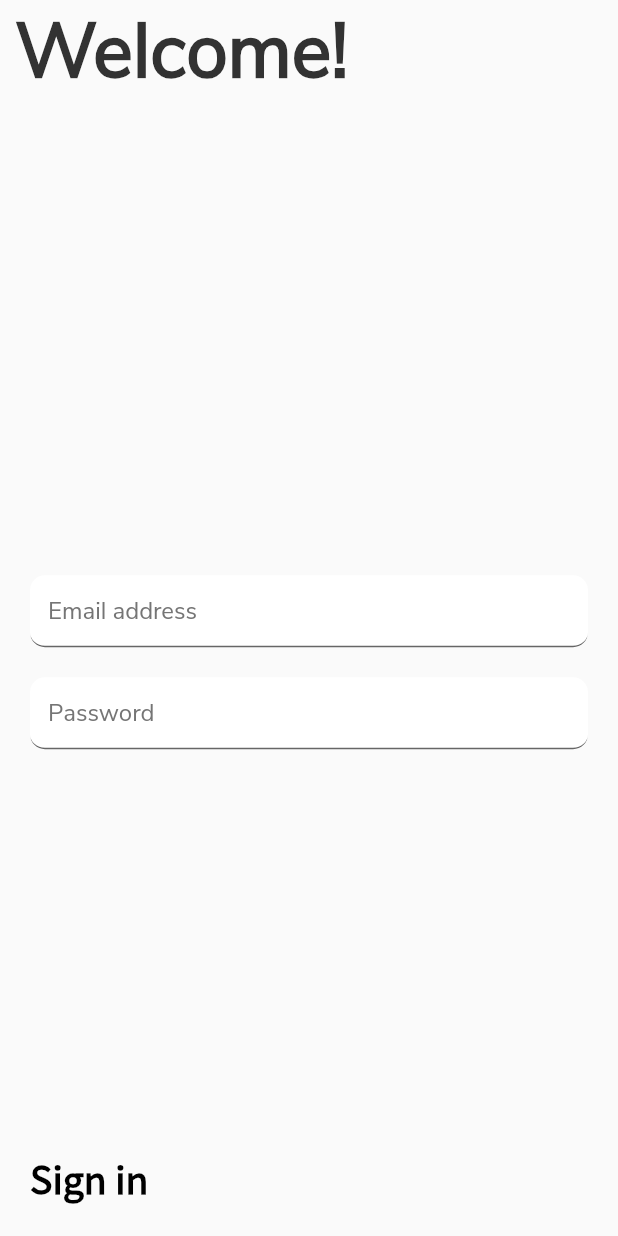
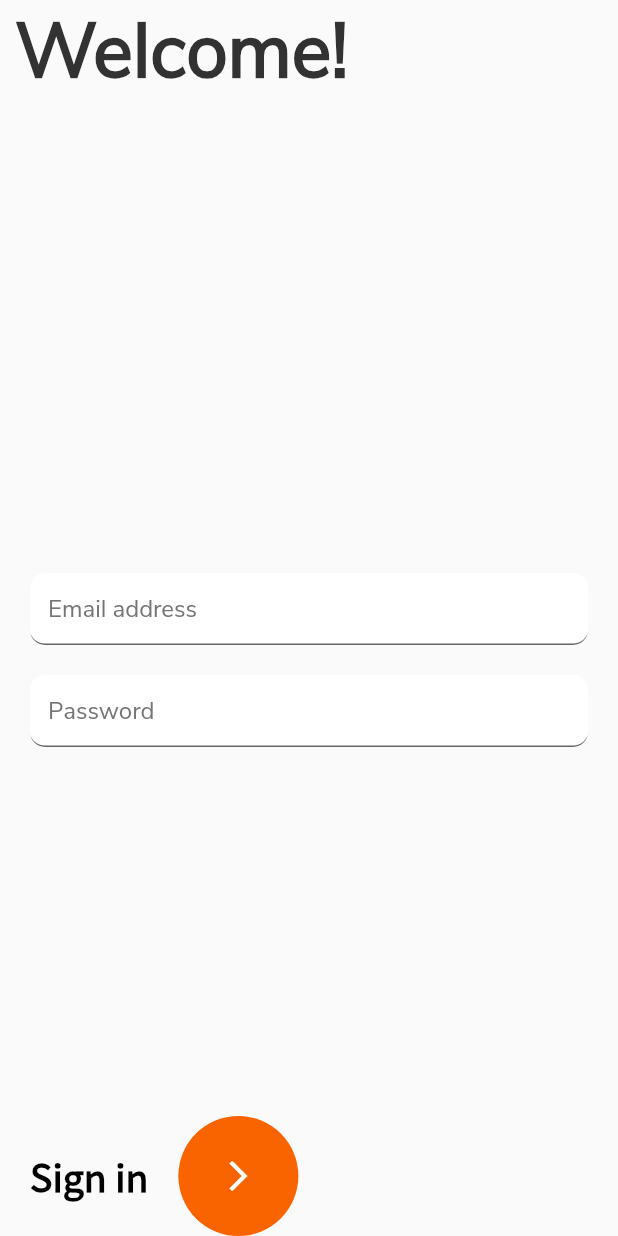
Before and after one commit to D-Coder135/crypto_application_project, a Flutter app: the screen it shows after launch, after a tap on the "arrow forward ios" icon, on a phone screen of 412 x 824 dp. Run offline on Flutter 3.47's test engine with Material 2 defaults, Android fonts, the phone set to English and light mode, and no system bars.

Commit message:
add a CircleAvatar() as the child of the Row() widget

```diff
--- a/lib/login_page.dart
+++ b/lib/login_page.dart
@@ -83,7 +83,15 @@ class LoginPage extends StatelessWidget {
                       fontFamily: 'NotoSansJP',
                     ),
                   ),
-                )
+                ),
+                CircleAvatar(
+                  child: Icon(
+                    Icons.arrow_forward_ios,
+                    color: Colors.white,
+                  ),
+                  backgroundColor: Color(0xFFFA6400),
+                  radius: 40.0,
+                ),
               ],
             ),
           ],
```
